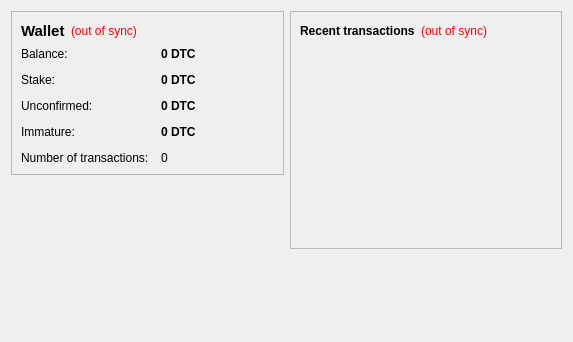
The window that src/qt/forms/overviewpage.ui (realcoin/realcoin) describes before a commit, drawn with Qt 5.
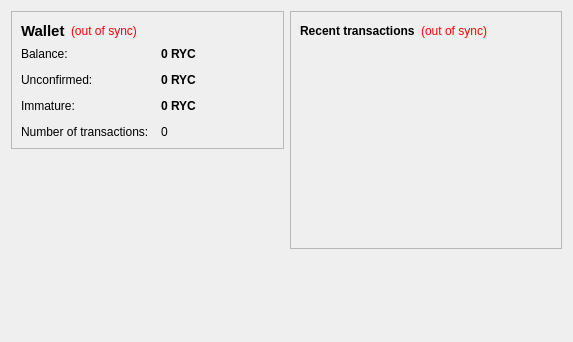
The same window after the commit.

```diff
--- a/src/qt/forms/overviewpage.ui
+++ b/src/qt/forms/overviewpage.ui
@@ -105,7 +105,7 @@
              <string>Your current balance</string>
             </property>
             <property name="text">
-             <string notr="true">0 DTC</string>
+             <string notr="true">0 RYC</string>
             </property>
             <property name="textInteractionFlags">
              <set>Qt::LinksAccessibleByMouse|Qt::TextSelectableByKeyboard|Qt::TextSelectableByMouse</set>
@@ -113,42 +113,13 @@
            </widget>
           </item>
           <item row="1" column="0">
-           <widget class="QLabel" name="label_6">
-            <property name="text">
-             <string>Stake:</string>
-            </property>
-           </widget>
-          </item>
-          <item row="1" column="1">
-           <widget class="QLabel" name="labelStake">
-            <property name="font">
-             <font>
-              <weight>75</weight>
-              <bold>true</bold>
-             </font>
-            </property>
-            <property name="cursor">
-             <cursorShape>IBeamCursor</cursorShape>
-            </property>
-            <property name="toolTip">
-             <string>Total of coins that was staked, and do not yet count toward the current balance</string>
-            </property>
-            <property name="text">
-             <string notr="true">0 DTC</string>
-            </property>
-            <property name="textInteractionFlags">
-             <set>Qt::LinksAccessibleByMouse|Qt::TextSelectableByKeyboard|Qt::TextSelectableByMouse</set>
-            </property>
-           </widget>
-          </item>
-          <item row="2" column="0">
            <widget class="QLabel" name="label_3">
             <property name="text">
              <string>Unconfirmed:</string>
             </property>
            </widget>
           </item>
-          <item row="2" column="1">
+          <item row="1" column="1">
            <widget class="QLabel" name="labelUnconfirmed">
             <property name="font">
              <font>
@@ -163,7 +134,7 @@
              <string>Total of transactions that have yet to be confirmed, and do not yet count toward the current balance</string>
             </property>
             <property name="text">
-             <string notr="true">0 DTC</string>
+             <string notr="true">0 RYC</string>
             </property>
             <property name="textInteractionFlags">
              <set>Qt::LinksAccessibleByMouse|Qt::TextSelectableByKeyboard|Qt::TextSelectableByMouse</set>
@@ -171,39 +142,13 @@
            </widget>
           </item>
           <item row="3" column="0">
-           <widget class="QLabel" name="labelImmatureText">
-            <property name="text">
-             <string>Immature:</string>
-            </property>
-           </widget>
-          </item>
-          <item row="3" column="1">
-           <widget class="QLabel" name="labelImmature">
-            <property name="font">
-             <font>
-              <weight>75</weight>
-              <bold>true</bold>
-             </font>
-            </property>
-            <property name="toolTip">
-             <string>Mined balance that has not yet matured</string>
-            </property>
-            <property name="text">
-             <string notr="true">0 DTC</string>
-            </property>
-            <property name="textInteractionFlags">
-             <set>Qt::LinksAccessibleByMouse|Qt::TextSelectableByKeyboard|Qt::TextSelectableByMouse</set>
-            </property>
-           </widget>
-          </item>
-          <item row="4" column="0">
            <widget class="QLabel" name="label_2">
             <property name="text">
              <string>Number of transactions:</string>
             </property>
            </widget>
           </item>
-          <item row="4" column="1">
+          <item row="3" column="1">
            <widget class="QLabel" name="labelNumTransactions">
             <property name="toolTip">
              <string>Total number of transactions in wallet</string>
@@ -213,6 +158,32 @@
             </property>
            </widget>
           </item>
+          <item row="2" column="0">
+           <widget class="QLabel" name="labelImmatureText">
+            <property name="text">
+             <string>Immature:</string>
+            </property>
+           </widget>
+          </item>
+          <item row="2" column="1">
+           <widget class="QLabel" name="labelImmature">
+            <property name="font">
+             <font>
+              <weight>75</weight>
+              <bold>true</bold>
+             </font>
+            </property>
+            <property name="toolTip">
+             <string>Mined balance that has not yet matured</string>
+            </property>
+            <property name="text">
+             <string notr="true">0 RYC</string>
+            </property>
+            <property name="textInteractionFlags">
+             <set>Qt::LinksAccessibleByMouse|Qt::TextSelectableByKeyboard|Qt::TextSelectableByMouse</set>
+            </property>
+           </widget>
+          </item>
          </layout>
         </item>
        </layout>
```
Left out of the diff: 4 changed lines with no effect on the pictures.
